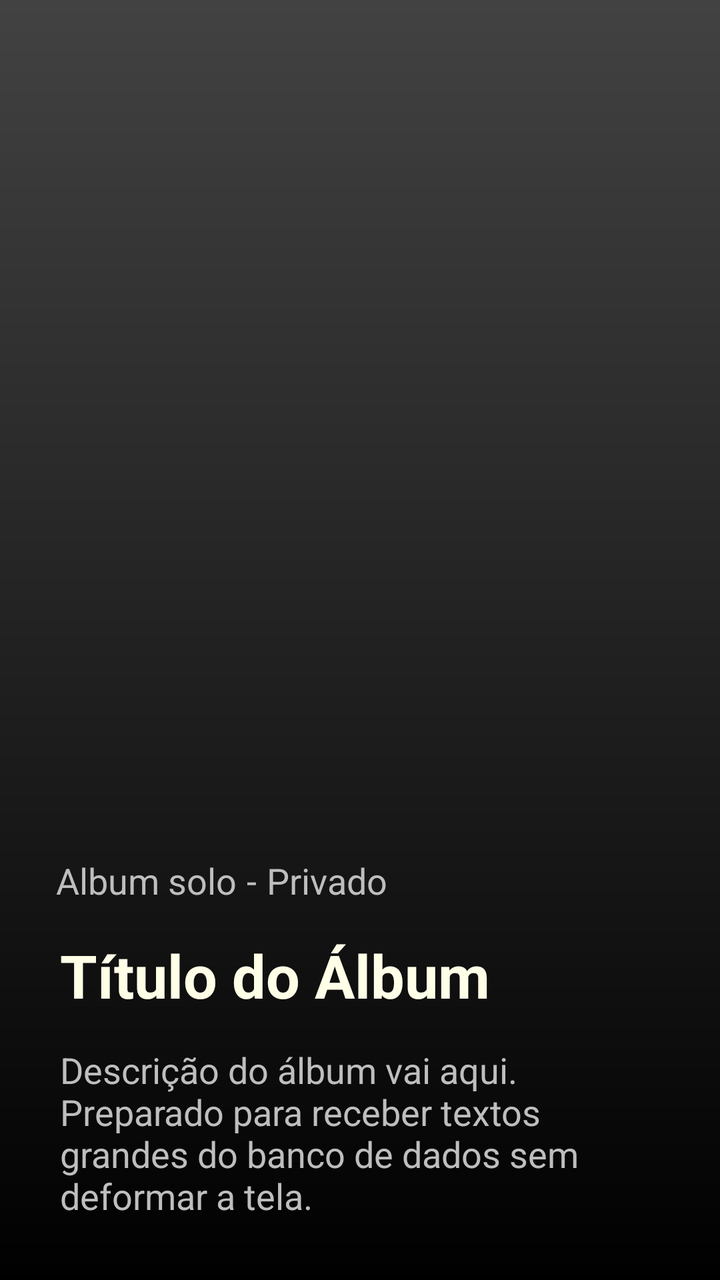
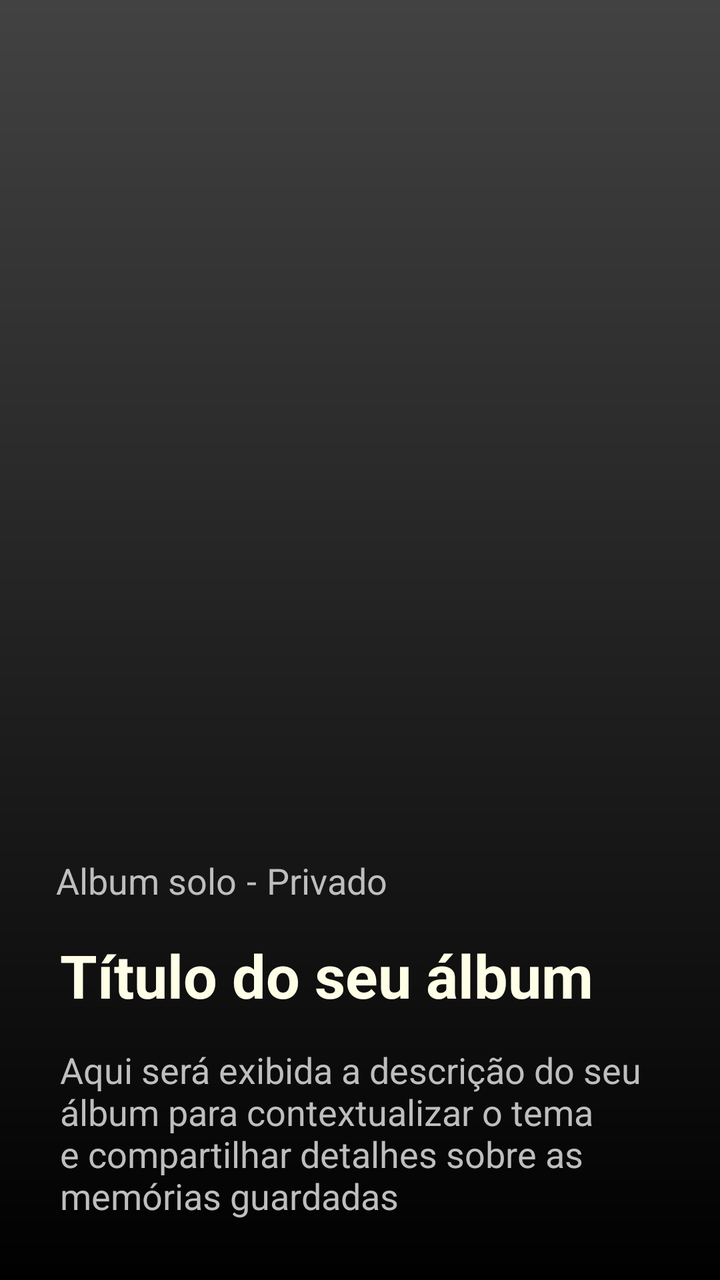

The first picture is an Android layout as it rendered before a commit; the second is the same layout after the commit. The layout source and the unified diff follow.
<!-- AndroidManifest.xml: application theme Theme.Monaly -->
<!-- res/layout/item_album_carousel.xml -->
<?xml version="1.0" encoding="utf-8"?>
<androidx.constraintlayout.widget.ConstraintLayout xmlns:android="http://schemas.android.com/apk/res/android"
    xmlns:app="http://schemas.android.com/apk/res-auto"
    xmlns:tools="http://schemas.android.com/tools"
    android:layout_width="match_parent"
    android:layout_height="match_parent">

    <ImageView
        android:id="@+id/imageAlbumCover"
        android:layout_width="0dp"
        android:layout_height="0dp"
        android:scaleType="centerCrop"
        android:src="@color/gray_dark"
        app:layout_constraintBottom_toBottomOf="parent"
        app:layout_constraintEnd_toEndOf="parent"
        app:layout_constraintHorizontal_bias="1.0"
        app:layout_constraintStart_toStartOf="parent"
        app:layout_constraintTop_toTopOf="parent"
        app:layout_constraintVertical_bias="0.0" />

    <View
        android:layout_width="0dp"
        android:layout_height="0dp"
        android:background="@drawable/bg_gradient_black"
        app:layout_constraintBottom_toBottomOf="parent"
        app:layout_constraintEnd_toEndOf="parent"
        app:layout_constraintHorizontal_bias="1.0"
        app:layout_constraintStart_toStartOf="parent"
        app:layout_constraintTop_toTopOf="parent" />

    <TextView
        android:id="@+id/textAlbumTag"
        android:layout_width="wrap_content"
        android:layout_height="wrap_content"
        android:layout_marginStart="28dp"
        android:layout_marginBottom="15dp"
        android:text="@string/create_album_status_solo_shared"
        android:textColor="@color/gray_medium"
        android:textSize="18sp"
        app:layout_constraintBottom_toTopOf="@+id/textAlbumTitle"
        app:layout_constraintStart_toStartOf="parent" />

    <TextView
        android:id="@+id/textAlbumDescription"
        android:layout_width="0dp"
        android:layout_height="wrap_content"
        android:layout_marginStart="30dp"
        android:layout_marginEnd="30dp"
        android:layout_marginBottom="30dp"
        android:ellipsize="end"
        android:maxLines="4"
        android:text="Descrição do álbum vai aqui. Preparado para receber textos grandes do banco de dados sem deformar a tela."
        android:textColor="@color/gray_medium"
        android:textSize="18sp"
        app:layout_constraintBottom_toBottomOf="parent"
        app:layout_constraintEnd_toEndOf="parent"
        app:layout_constraintStart_toStartOf="parent" />

    <TextView
        android:id="@+id/textAlbumTitle"
        android:layout_width="0dp"
        android:layout_height="wrap_content"
        android:layout_marginStart="30dp"
        android:layout_marginEnd="30dp"
        android:layout_marginBottom="15dp"
        android:text="Título do Álbum"
        android:textColor="@color/bage_neutral"
        android:textSize="30sp"
        android:textStyle="bold"
        app:layout_constraintBottom_toTopOf="@+id/textAlbumDescription"
        app:layout_constraintEnd_toEndOf="parent"
        app:layout_constraintStart_toStartOf="parent" />

    <TextView
        android:id="@+id/textView"
        android:layout_width="wrap_content"
        android:layout_height="wrap_content"
        android:layout_marginStart="5dp"
        android:text="@string/create_album_space"
        android:textColor="@color/gray_medium"
        android:textSize="18sp"
        app:layout_constraintBottom_toBottomOf="@+id/textAlbumTag"
        app:layout_constraintStart_toEndOf="@+id/textAlbumTag"
        app:layout_constraintTop_toTopOf="@+id/textAlbumTag" />

    <TextView
        android:id="@+id/textView10"
        android:layout_width="wrap_content"
        android:layout_height="wrap_content"
        android:layout_marginStart="5dp"
        android:text="@string/create_album_status_private_public"
        android:textSize="18sp"
        android:textColor="@color/gray_medium"
        app:layout_constraintBottom_toBottomOf="@+id/textAlbumTag"
        app:layout_constraintStart_toEndOf="@+id/textView"
        app:layout_constraintTop_toTopOf="@+id/textAlbumTag" />

</androidx.constraintlayout.widget.ConstraintLayout>
<!-- resources referenced by this layout -->
<resources>
  <color name="bage_neutral">#fffee7</color>
  <color name="gray_dark">#424242</color>
  <color name="gray_medium">#BEBEBE</color>
  <!-- drawable bg_gradient_black (drawable) -->
  <?xml version="1.0" encoding="utf-8"?>
  <shape xmlns:android="http://schemas.android.com/apk/res/android"
  
      android:shape="rectangle">
  
      <gradient
  
          android:angle="90"
          android:startColor="@color/black"
          android:endColor="#00000000"
          android:type="linear"/>
  
  </shape>
  <string name="create_album_space"> - </string>
  <string name="create_album_status_private_public">Privado</string>
  <string name="create_album_status_solo_shared">Album solo</string>
  <style name="Theme.Monaly" parent="Base.Theme.Monaly" />
  <color name="black">#000000</color>
  <style name="Base.Theme.Monaly" parent="Theme.Material3.DayNight.NoActionBar">
  
          <item name="android:navigationBarColor">@color/black</item>
  
      </style>
</resources>

<!-- the commit's change to res/layout/item_album_carousel.xml (unified diff, before → after) -->
@@ -49,7 +49,7 @@
         android:layout_marginBottom="30dp"
         android:ellipsize="end"
         android:maxLines="4"
-        android:text="Descrição do álbum vai aqui. Preparado para receber textos grandes do banco de dados sem deformar a tela."
+        android:text="@string/create_album_description_field"
         android:textColor="@color/gray_medium"
         android:textSize="18sp"
         app:layout_constraintBottom_toBottomOf="parent"
@@ -63,7 +63,7 @@
         android:layout_marginStart="30dp"
         android:layout_marginEnd="30dp"
         android:layout_marginBottom="15dp"
-        android:text="Título do Álbum"
+        android:text="@string/create_album_title_field"
         android:textColor="@color/bage_neutral"
         android:textSize="30sp"
         android:textStyle="bold"
@@ -72,7 +72,7 @@
         app:layout_constraintStart_toStartOf="parent" />
 
     <TextView
-        android:id="@+id/textView"
+        android:id="@+id/textSpaceDisplay"
         android:layout_width="wrap_content"
         android:layout_height="wrap_content"
         android:layout_marginStart="5dp"
@@ -84,7 +84,7 @@
         app:layout_constraintTop_toTopOf="@+id/textAlbumTag" />
 
     <TextView
-        android:id="@+id/textView10"
+        android:id="@+id/textStatusPrivatePublic"
         android:layout_width="wrap_content"
         android:layout_height="wrap_content"
         android:layout_marginStart="5dp"
@@ -92,7 +92,7 @@
         android:textSize="18sp"
         android:textColor="@color/gray_medium"
         app:layout_constraintBottom_toBottomOf="@+id/textAlbumTag"
-        app:layout_constraintStart_toEndOf="@+id/textView"
+        app:layout_constraintStart_toEndOf="@+id/textSpaceDisplay"
         app:layout_constraintTop_toTopOf="@+id/textAlbumTag" />
 
 </androidx.constraintlayout.widget.ConstraintLayout>
<!-- resource entries referenced after the edit -->
@@ -17,9 +17,11 @@
           android:type="linear"/>
   
   </shape>
+  <string name="create_album_description_field">Aqui será exibida a descrição do seu álbum para contextualizar o tema e compartilhar detalhes sobre as memórias guardadas</string>
   <string name="create_album_space"> - </string>
   <string name="create_album_status_private_public">Privado</string>
   <string name="create_album_status_solo_shared">Album solo</string>
+  <string name="create_album_title_field">Título do seu álbum</string>
   <style name="Theme.Monaly" parent="Base.Theme.Monaly" />
   <color name="black">#000000</color>
   <style name="Base.Theme.Monaly" parent="Theme.Material3.DayNight.NoActionBar">
